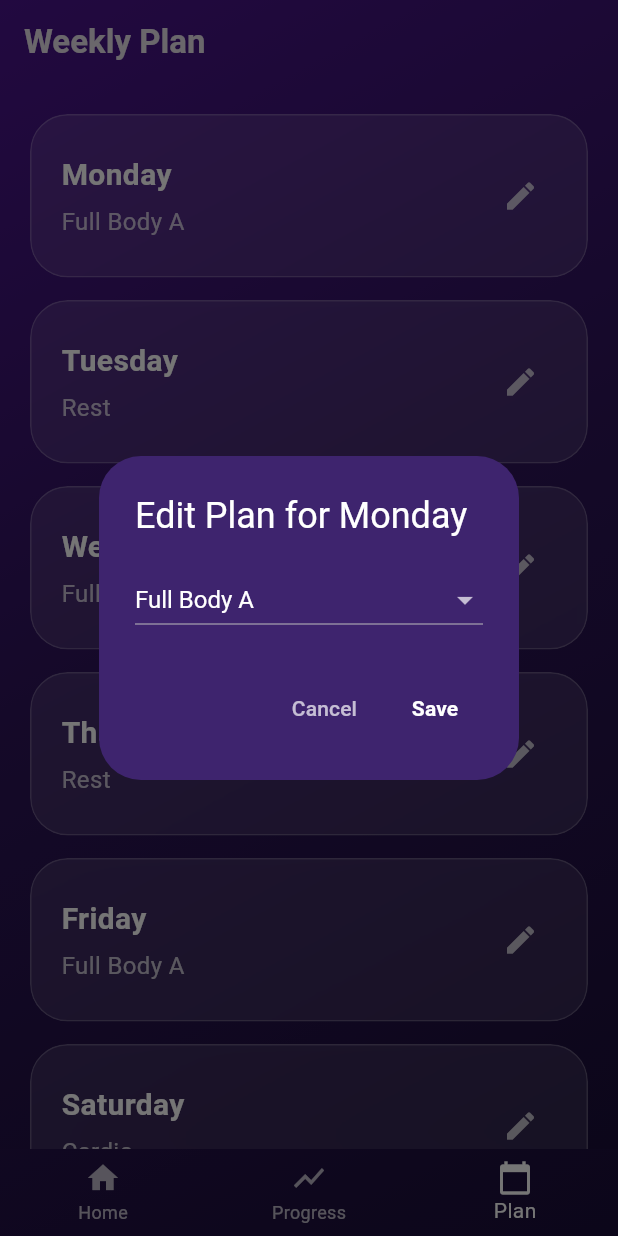
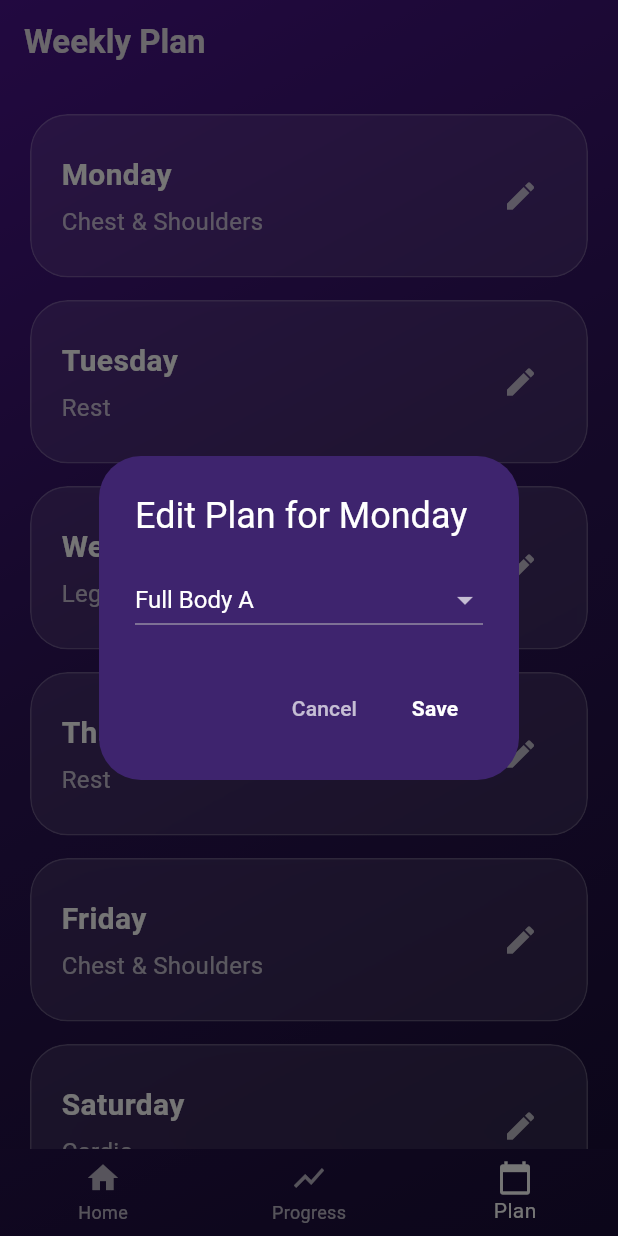
Before and after one commit to chebroluabhiram123456-coder/Fitlyf, a Flutter app: the screen it shows after launch, item 3 of the bottom bar chosen, after a tap on the "edit" icon, on a phone screen of 412 x 824 dp. Run offline on Flutter 3.47's test engine with Material 3 defaults, Android fonts, the phone set to English and light mode, and no system bars; our stand-ins replace fl_chart, image_picker.

Commit message:
Update weekly_plan_screen.dart

```diff
--- a/lib/screens/weekly_plan_screen.dart
+++ b/lib/screens/weekly_plan_screen.dart
@@ -8,7 +8,6 @@ class WeeklyPlanScreen extends StatelessWidget {
 
   @override
   Widget build(BuildContext context) {
-    // We use Consumer here so the UI rebuilds when the plan changes
     return Consumer<WorkoutProvider>(
       builder: (context, workoutProvider, child) {
         final weeklyPlan = workoutProvider.weeklyPlan;
@@ -36,14 +35,8 @@ class WeeklyPlanScreen extends StatelessWidget {
                 final day = days[index];
                 final workoutId = weeklyPlan[day] ?? 'Rest';
 
-                String workoutDescription;
-                if (workoutId == 'w1') {
-                  workoutDescription = 'Full Body A';
-                } else if (workoutId == 'w2') {
-                  workoutDescription = 'Full Body B';
-                } else {
-                  workoutDescription = workoutId;
-                }
+                // THE FIX: Call our new function to get the muscle description
+                final workoutDescription = workoutProvider.getMusclesForWorkout(workoutId);
 
                 return Padding(
                   padding: const EdgeInsets.only(bottom: 15.0),
@@ -63,6 +56,7 @@ class WeeklyPlanScreen extends StatelessWidget {
                               ),
                             ),
                             const SizedBox(height: 5),
+                            // Display the new, descriptive text
                             Text(
                               workoutDescription,
                               style: const TextStyle(
@@ -97,7 +91,7 @@ class WeeklyPlanScreen extends StatelessWidget {
     showDialog(
       context: context,
       builder: (context) {
-        return StatefulBuilder( // Use StatefulBuilder to update the dialog's UI
+        return StatefulBuilder(
           builder: (context, setDialogState) {
             return AlertDialog(
               backgroundColor: const Color(0xFF3E246E),
@@ -107,6 +101,7 @@ class WeeklyPlanScreen extends StatelessWidget {
                 isExpanded: true,
                 dropdownColor: const Color(0xFF3E246E),
                 style: const TextStyle(color: Colors.white, fontSize: 16),
+                // The options in the dialog are still the workout groups, which is correct
                 items: const [
                   DropdownMenuItem(value: 'w1', child: Text('Full Body A')),
                   DropdownMenuItem(value: 'w2', child: Text('Full Body B')),
@@ -115,7 +110,7 @@ class WeeklyPlanScreen extends StatelessWidget {
                 ],
                 onChanged: (String? newValue) {
                   if (newValue != null) {
-                    setDialogState(() { // Update the state within the dialog
+                    setDialogState(() {
                       selectedWorkoutId = newValue;
                     });
                   }
@@ -128,10 +123,9 @@ class WeeklyPlanScreen extends StatelessWidget {
                 ),
                 TextButton(
                   onPressed: () {
-                    // This is where the magic happens!
-                    // We call the provider to update the plan.
+                    // This function call is what syncs the change to the home screen
                     provider.updateWeeklyPlan(day, selectedWorkoutId);
-                    Navigator.pop(context); // This will cause the home screen to update.
+                    Navigator.pop(context);
                   },
                   child: const Text('Save', style: TextStyle(color: Colors.white, fontWeight: FontWeight.bold)),
                 ),
```
